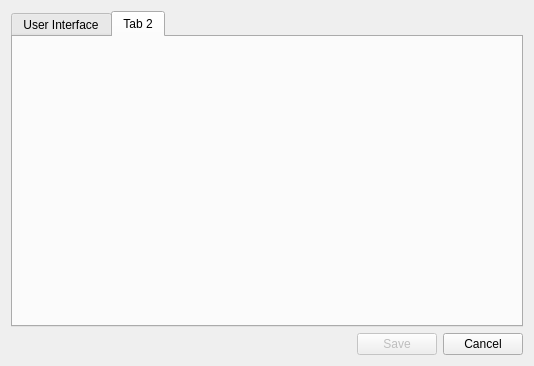
The window that src/gui/widgets/settings.ui (Open-Transactions/Moneychanger) describes before a commit, drawn with Qt 5.
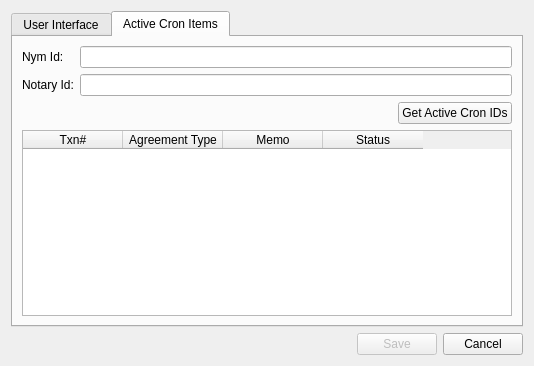
The same window after the commit. The open tabs and pages were chosen to show the change.

```diff
--- a/src/gui/widgets/settings.ui
+++ b/src/gui/widgets/settings.ui
@@ -81,8 +81,82 @@
      </widget>
      <widget class="QWidget" name="tab_2">
       <attribute name="title">
-       <string>Tab 2</string>
+       <string>Active Cron Items</string>
       </attribute>
+      <layout class="QVBoxLayout" name="verticalLayout_2">
+       <item>
+        <layout class="QGridLayout" name="gridLayout">
+         <item row="0" column="0">
+          <widget class="QLabel" name="label">
+           <property name="text">
+            <string>Nym Id:</string>
+           </property>
+          </widget>
+         </item>
+         <item row="0" column="1">
+          <widget class="QLineEdit" name="lineEditNymId"/>
+         </item>
+         <item row="1" column="0">
+          <widget class="QLabel" name="label_2">
+           <property name="text">
+            <string>Notary Id:</string>
+           </property>
+          </widget>
+         </item>
+         <item row="1" column="1">
+          <widget class="QLineEdit" name="lineEditNotaryId"/>
+         </item>
+        </layout>
+       </item>
+       <item>
+        <layout class="QHBoxLayout" name="horizontalLayout_2">
+         <item>
+          <spacer name="horizontalSpacer_2">
+           <property name="orientation">
+            <enum>Qt::Horizontal</enum>
+           </property>
+           <property name="sizeHint" stdset="0">
+            <size>
+             <width>40</width>
+             <height>20</height>
+            </size>
+           </property>
+          </spacer>
+         </item>
+         <item>
+          <widget class="QPushButton" name="pushButton">
+           <property name="text">
+            <string>Get Active Cron IDs</string>
+           </property>
+          </widget>
+         </item>
+        </layout>
+       </item>
+       <item>
+        <widget class="QTableWidget" name="tableWidget">
+         <column>
+          <property name="text">
+           <string>Txn#</string>
+          </property>
+         </column>
+         <column>
+          <property name="text">
+           <string>Agreement Type</string>
+          </property>
+         </column>
+         <column>
+          <property name="text">
+           <string>Memo</string>
+          </property>
+         </column>
+         <column>
+          <property name="text">
+           <string>Status</string>
+          </property>
+         </column>
+        </widget>
+       </item>
+      </layout>
      </widget>
     </widget>
    </item>
```
Left out of the diff: 2 changed lines with no effect on the pictures.
